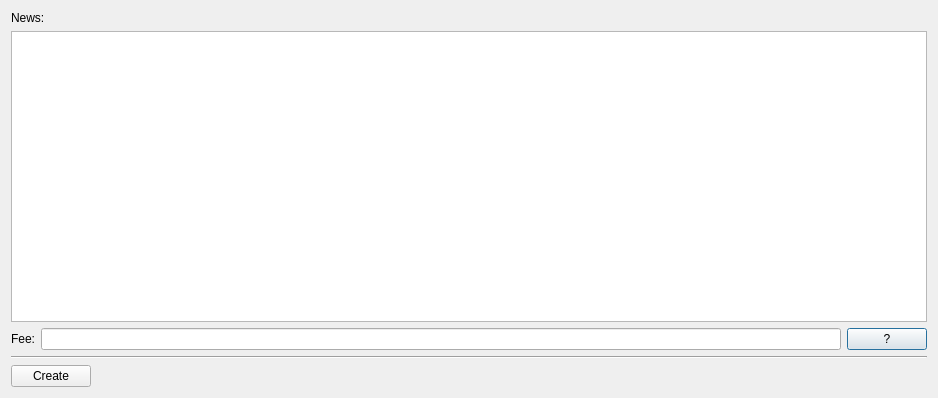
torkelrogstad/mainchain, file src/qt/forms/createnewsdialog.ui: the form before one commit.
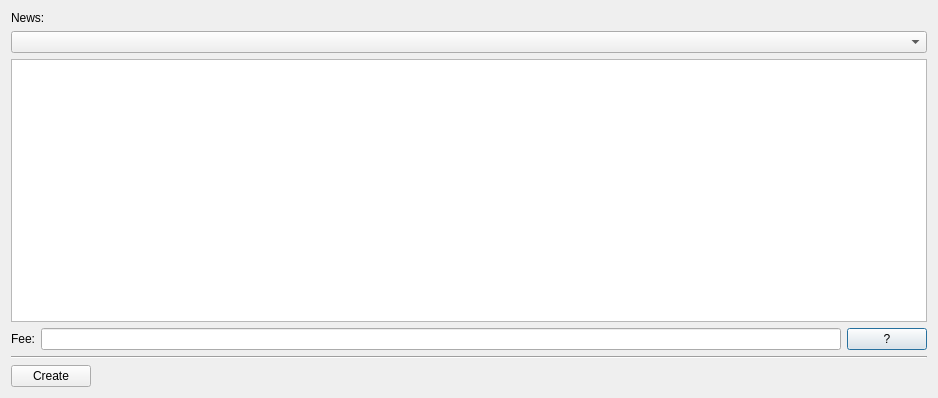
The form after the commit. Custom widgets are drawn as their Qt base class.

```diff
--- a/src/qt/forms/createnewsdialog.ui
+++ b/src/qt/forms/createnewsdialog.ui
@@ -21,6 +21,9 @@
      </property>
     </widget>
    </item>
+   <item>
+    <widget class="QComboBox" name="comboBoxCategory"/>
+   </item>
    <item>
     <widget class="QPlainTextEdit" name="plainTextEdit"/>
    </item>
```
Left out of the diff: 2 changed lines with no effect on the pictures.
